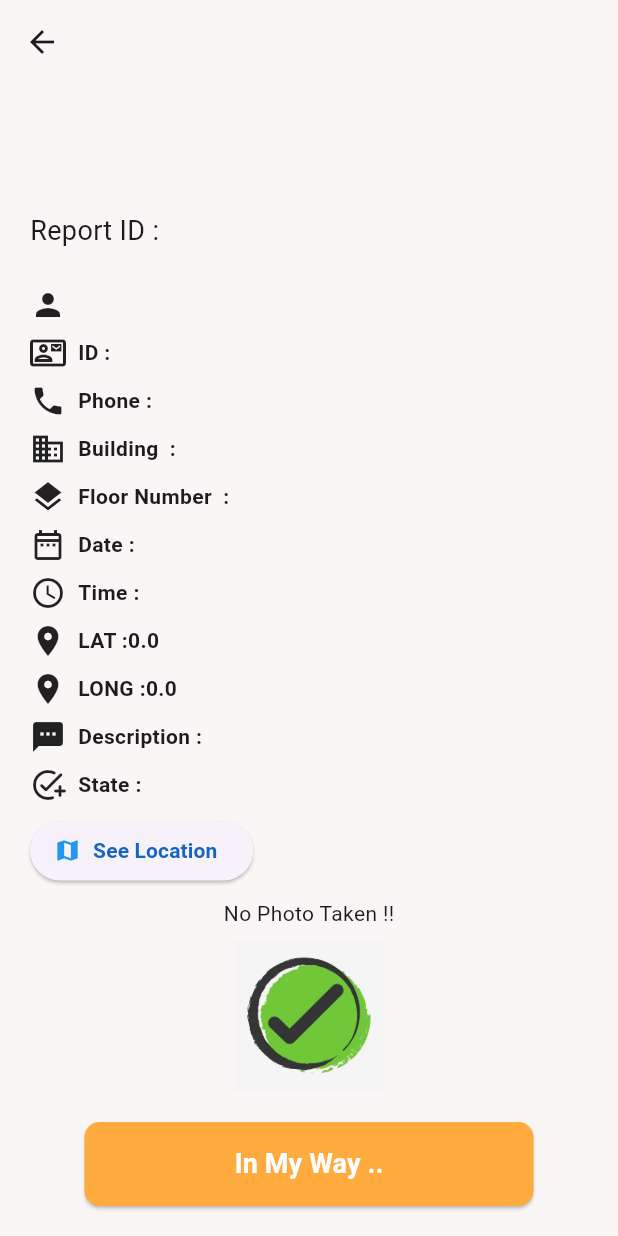
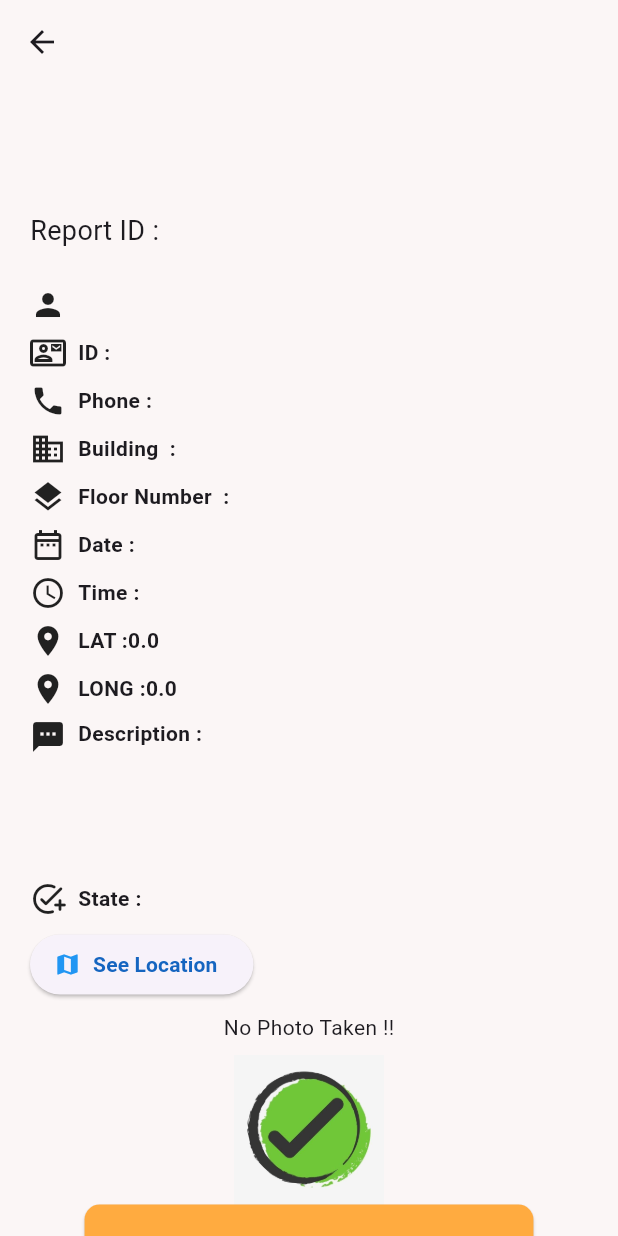
Before and after one commit to OmarMost/gis, a Flutter app: the ReportBROBLEMS screen opened directly with empty values, on a phone screen of 412 x 824 dp. Run offline on Flutter 3.47's test engine with Material 3 defaults, Android fonts, the phone set to English and light mode, and no system bars; our stand-ins replace cloud_firestore, firebase_auth, firebase_core, firebase_storage, geolocator, google_maps_flutter and 2 more; accounts and stored records are empty; Roboto replaces fonts that are missing (DidactGothic-Regular).

```diff
--- a/lib/Screens/SecurtyScreens/reportPROBLEMS.dart
+++ b/lib/Screens/SecurtyScreens/reportPROBLEMS.dart
@@ -193,13 +193,22 @@ class _ReportBROBLEMSState extends State<ReportBROBLEMS> {
                   ),
                   SizedBox(height: 8),
                   Row(
+                    crossAxisAlignment: CrossAxisAlignment.start,
                     mainAxisAlignment: MainAxisAlignment.start,
                     children: [
                       Icon(Icons.textsms_rounded),
                       SizedBox(width: 8),
-                      Text(
-                        "Description :${widget.Description} ",
-                        style: TextStyle(fontWeight: FontWeight.bold),
+                      Container(
+                        height: 100,
+                        width: 320,
+                        color: const Color.fromARGB(255, 251, 246, 246),
+                        child: SingleChildScrollView(
+                          child: Text(
+                            "Description :${widget.Description} ",
+                            textAlign: TextAlign.justify,
+                            style: TextStyle(fontWeight: FontWeight.bold),
+                          ),
+                        ),
                       ),
                     ],
                   ),
@@ -249,7 +258,8 @@ class _ReportBROBLEMSState extends State<ReportBROBLEMS> {
                             )
                           : Text("No Photo Taken !!")
                     ],
-                  ),                  SizedBox(height: 8),
+                  ),
+                  SizedBox(height: 8),
                   Row(
                     mainAxisAlignment: MainAxisAlignment.center,
                     children: [
```
Also changed, not shown: lib/Screens/SecurtyScreens/reportFIRSTAID.dart (+12 -3 lines).
